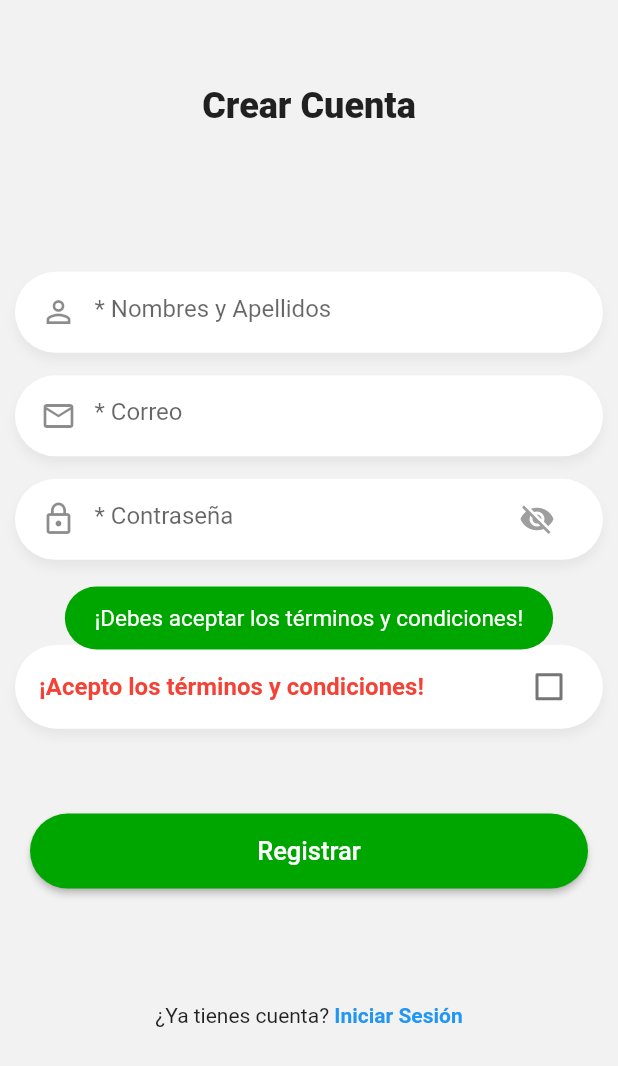
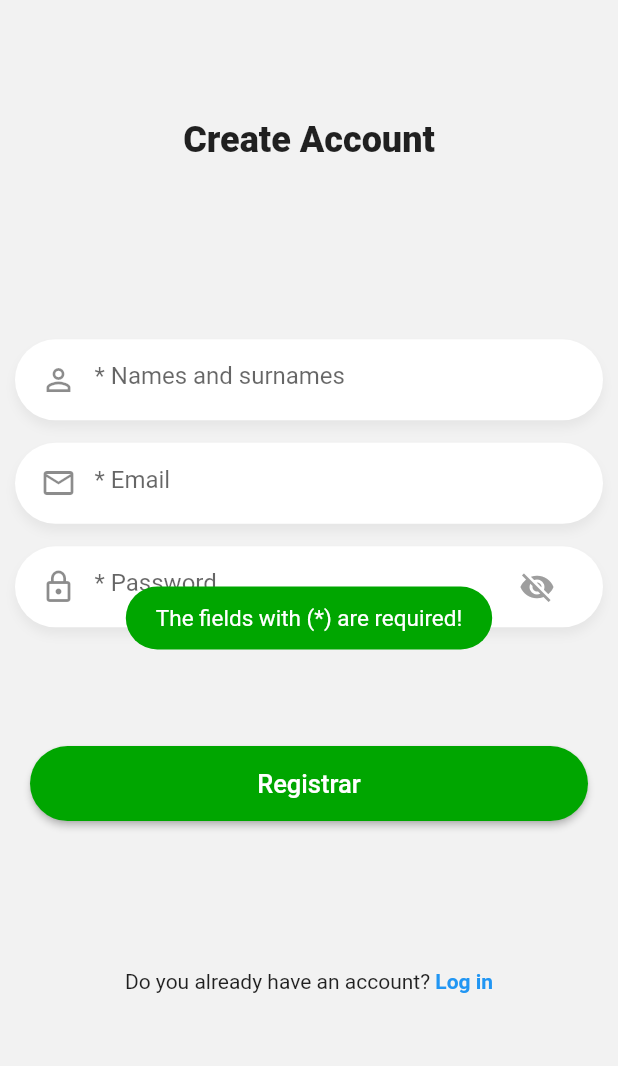
Before and after one commit to jimmyGP10/chatApp, a Flutter app: the Register screen opened directly, after a tap on "Registrar", on a phone screen of 412 x 824 dp. Shown: the top 1066 px of the screen. Run offline on Flutter 3.47's test engine with Material 2 defaults, Android fonts, the phone set to English and light mode, and no system bars; our stand-ins replace firebase_auth, flutter_spinkit, localstorage, rxdart, toast; missing offline and left inert: generic_bloc_provider; accounts and stored records are empty.

```diff
--- a/lib/src/auth/ui/screens/login.dart
+++ b/lib/src/auth/ui/screens/login.dart
@@ -48,7 +48,9 @@ class _LoginState extends State<Login> {
                   child: Column(
                       mainAxisAlignment: MainAxisAlignment.spaceEvenly,
                       children: <Widget>[
-                    Container(height: 200, width: 200, child: Text('ChatApp')),
+                    Text('ChatApp',
+                        style: TextStyle(
+                            fontSize: 26, fontWeight: FontWeight.w900)),
                     AuthForm(
                         from: 'login',
                         ctrlEmail: ctrlEmail,
@@ -75,8 +77,8 @@ class _LoginState extends State<Login> {
         },
         child:
             Row(mainAxisAlignment: MainAxisAlignment.center, children: <Widget>[
-          Text('¿No tienes cuenta?'),
-          Text(' Crear Cuenta',
+          Text('You do not have an account?'),
+          Text(' Create Account',
               style: TextStyle(color: Colors.blue, fontWeight: FontWeight.w700))
         ]));
   }
@@ -90,8 +92,8 @@ class _LoginState extends State<Login> {
               ctrlInput: null,
               typeInput: null,
               txtTitle: null,
-              txtContentInput: "¡El correo o la contraseña son incorrectas!",
-              txtPrimaryButton: '¡Entendido!',
+              txtContentInput: "The email or password is wrong!",
+              txtPrimaryButton: 'Ok!',
               txtSecondaryButton: null,
               primaryButton: hideAlertDialog,
               secondaryButton: null);
--- a/lib/src/auth/ui/screens/register.dart
+++ b/lib/src/auth/ui/screens/register.dart
@@ -15,7 +15,6 @@ class Register extends StatefulWidget {
 
 class _RegisterState extends State<Register> {
   bool loading = false;
-  bool isChecked = false;
   TextEditingController ctrlName = new TextEditingController();
   TextEditingController ctrlEmail = new TextEditingController();
   TextEditingController ctrlPassword = new TextEditingController();
@@ -64,7 +63,7 @@ class _RegisterState extends State<Register> {
               child: Column(
                   mainAxisAlignment: MainAxisAlignment.spaceEvenly,
                   children: <Widget>[
-                    Text('Crear Cuenta',
+                    Text('Create Account',
                         style: TextStyle(
                             fontSize: 24, fontWeight: FontWeight.w900)),
                     AuthForm(
@@ -76,34 +75,10 @@ class _RegisterState extends State<Register> {
                         setName: setName,
                         setPassword: setPassword),
                     Container(
-                        decoration: BoxDecoration(
-                            color: Colors.white,
-                            borderRadius: BorderRadius.circular(30),
-                            boxShadow: <BoxShadow>[
-                              BoxShadow(
-                                  color: Colors.black.withOpacity(0.05),
-                                  offset: Offset(0, 5),
-                                  blurRadius: 5),
-                            ]),
-                        margin: EdgeInsets.only(left: 10, right: 10),
-                        child: CheckboxListTile(
-                            activeColor: Colors.red,
-                            title: Text('¡Acepto los términos y condiciones!',
-                                style: TextStyle(
-                                    color: Colors.red,
-                                    fontWeight: FontWeight.bold)),
-                            value: isChecked,
-                            onChanged: (val) {
-                              setState(() {
-                                isChecked = val;
-                              });
-                            })),
-                    Container(
                         margin:
                             EdgeInsets.only(bottom: 20, left: 20, right: 20),
                         child: RegisterButton(
-                            buildErrorDialog: _buildErrorDialog,
-                            isChecked: isChecked)),
+                            buildErrorDialog: _buildErrorDialog)),
                     _loginOption(context),
                   ]),
             ),
@@ -119,8 +94,8 @@ class _RegisterState extends State<Register> {
         },
         child:
             Row(mainAxisAlignment: MainAxisAlignment.center, children: <Widget>[
-          Text('¿Ya tienes cuenta?'),
-          Text(' Iniciar Sesión',
+          Text('Do you already have an account?'),
+          Text(' Log in',
               style: TextStyle(color: Colors.blue, fontWeight: FontWeight.w700))
         ]));
   }
@@ -133,12 +108,12 @@ class _RegisterState extends State<Register> {
               isInput: false,
               ctrlInput: null,
               typeInput: null,
-              txtTitle: 'Mensaje De Error',
+              txtTitle: 'Error message',
               txtContentInput: (_message ==
                       "PlatformException(ERROR_EMAIL_ALREADY_IN_USE, The email address is already in use by another account., null, null)")
-                  ? "¡La dirección de correo electrónico ya está en uso por otra cuenta!"
+                  ? "The email address is already in use by another account!"
                   : _message,
-              txtPrimaryButton: '¡Entendido!',
+              txtPrimaryButton: 'Ok!',
               txtSecondaryButton: null,
               primaryButton: hideAlertDialog,
               secondaryButton: null);
--- a/lib/src/auth/ui/widgets/auth_form.dart
+++ b/lib/src/auth/ui/widgets/auth_form.dart
@@ -38,7 +38,7 @@ class _AuthFormState extends State<AuthForm> {
               child: Column(children: [
                 (this.widget.from == 'register')
                     ? textField(
-                        "* Nombres y Apellidos",
+                        "* Names and surnames",
                         Icon(Icons.perm_identity),
                         null,
                         false,
@@ -48,11 +48,11 @@ class _AuthFormState extends State<AuthForm> {
                         snapshot.data)
                     : Container(),
                 SizedBox(height: 15),
-                textField("* Correo", Icon(Icons.mail_outline), null, false,
+                textField("* Email", Icon(Icons.mail_outline), null, false,
                     'email', widget.ctrlEmail, widget.setEmail, snapshot.data),
                 SizedBox(height: 15),
                 textField(
-                    '* Contraseña',
+                    '* Password',
                     Icon(Icons.lock_outline),
                     (_isPasswordHidden == true)
                         ? Icon(Icons.visibility_off, color: Colors.grey)
--- a/lib/src/auth/ui/widgets/login_button.dart
+++ b/lib/src/auth/ui/widgets/login_button.dart
@@ -30,7 +30,7 @@ class LoginButton extends StatelessWidget {
                     data['email'] == '' ||
                     data['password'] == null ||
                     data['password'] == '') {
-                  showToast('¡Los campos con (*) son obligatorios!', context,
+                  showToast('The fields with (*) are required!', context,
                       duration: Toast.LENGTH_LONG, gravity: Toast.CENTER);
                 } else {
                   var emailValidation = validateEmail(data['email']);
@@ -47,7 +47,7 @@ class LoginButton extends StatelessWidget {
                   width: double.infinity,
                   height: 50,
                   child: Center(
-                      child: Text('Ingresar',
+                      child: Text('LogIn',
                           style:
                               TextStyle(color: Colors.white, fontSize: 17)))));
         });
@@ -59,21 +59,21 @@ class LoginButton extends StatelessWidget {
       AuthResult result =
           await authBloc.signInWithEmailAndPassword(email, password);
       if (result.user.uid != null) {
-        var response = await http
-            .get(Uri.encodeFull('$url/users/ByUid/${result.user.uid}'));
-        if (response.statusCode == 200) {
-          var jsonResponse = convert.jsonDecode(response.body);
-          print(jsonResponse);
-          storage.setItem('userAuth', jsonResponse);
-          Navigator.pushAndRemoveUntil(
-              context,
-              MaterialPageRoute(builder: (context) => SessionHandler()),
-              (Route<dynamic> route) => false);
-          authBloc.setIsLoading(false);
-        } else {
-          print('Request failed with status: ${response.statusCode}.');
-          authBloc.setIsLoading(false);
-        }
+        // var response = await http
+        //     .get(Uri.encodeFull('$url/users/ByUid/${result.user.uid}'));
+        // if (response.statusCode == 200) {
+        // var jsonResponse = convert.jsonDecode(response.body);
+        // print(jsonResponse);
+        // storage.setItem('userAuth', jsonResponse);
+        Navigator.pushAndRemoveUntil(
+            context,
+            MaterialPageRoute(builder: (context) => SessionHandler()),
+            (Route<dynamic> route) => false);
+        authBloc.setIsLoading(false);
+        // } else {
+        //   print('Request failed with status: ${response.statusCode}.');
+        //   authBloc.setIsLoading(false);
+        // }
       }
     } on AuthException catch (error) {
       authBloc.setIsLoading(false);
@@ -97,7 +97,7 @@ class LoginButton extends StatelessWidget {
         r'^(([^<>()[\]\\.,;:\s@\"]+(\.[^<>()[\]\\.,;:\s@\"]+)*)|(\".+\"))@((\[[0-9]{1,3}\.[0-9]{1,3}\.[0-9]{1,3}\.[0-9]{1,3}\])|(([a-zA-Z\-0-9]+\.)+[a-zA-Z]{2,}))$';
     RegExp regex = new RegExp(pattern);
     if (!regex.hasMatch(value))
-      return 'Introduce un correo valido';
+      return 'Enter a valid email';
     else
       return null;
   }
--- a/lib/src/auth/ui/widgets/password_recovery.dart
+++ b/lib/src/auth/ui/widgets/password_recovery.dart
@@ -15,7 +15,7 @@ class _PasswordRecoveryState extends State<PasswordRecovery> {
   @override
   Widget build(BuildContext context) {
     return GestureDetector(
-        child: Text('¿Olvidaste la contraseña?',
+        child: Text('Forgot your password?',
             textAlign: TextAlign.center,
             style: TextStyle(color: Colors.blue, fontWeight: FontWeight.w700)),
         onTap: () {
@@ -37,9 +37,9 @@ class _PasswordRecoveryState extends State<PasswordRecovery> {
                       typeInput: null,
                       txtTitle: null,
                       txtContentInput:
-                          "No hay ningún correo para realizar el proceso de cambio de contraseña.",
+                          "There is no email to perform the password change process.",
                       txtPrimaryButton: null,
-                      txtSecondaryButton: 'Entendido',
+                      txtSecondaryButton: 'Ok',
                       primaryButton: null,
                       secondaryButton: hideAlertDialog);
                 } else {
@@ -51,9 +51,9 @@ class _PasswordRecoveryState extends State<PasswordRecovery> {
                         typeInput: null,
                         txtTitle: null,
                         txtContentInput:
-                            "No hay ningún correo para realizar el proceso de cambio de contraseña.",
+                            "There is no email to perform the password change process.",
                         txtPrimaryButton: null,
-                        txtSecondaryButton: 'Entendido',
+                        txtSecondaryButton: 'Ok',
                         primaryButton: null,
                         secondaryButton: hideAlertDialog);
                   } else {
@@ -64,9 +64,9 @@ class _PasswordRecoveryState extends State<PasswordRecovery> {
                         typeInput: null,
                         txtTitle: null,
                         txtContentInput:
-                            "Se enviara un correo a $email para realizar el proceso de cambio de contraseña.",
-                        txtPrimaryButton: 'Enviar',
-                        txtSecondaryButton: 'Cancelar',
+                            "An email will be sent to $email to carry out the password change process.",
+                        txtPrimaryButton: 'Send',
+                        txtSecondaryButton: 'Cancel',
                         primaryButton: sendRecoveryPassword,
                         secondaryButton: hideAlertDialog);
                   }
--- a/lib/src/auth/ui/widgets/register_button.dart
+++ b/lib/src/auth/ui/widgets/register_button.dart
@@ -9,9 +9,7 @@ import 'package:http/http.dart' as http;
 
 class RegisterButton extends StatelessWidget {
   final Function buildErrorDialog;
-  final bool isChecked;
-  const RegisterButton(
-      {Key key, @required this.buildErrorDialog, @required this.isChecked})
+  const RegisterButton({Key key, @required this.buildErrorDialog})
       : super(key: key);
 
   @override
@@ -25,42 +23,37 @@ class RegisterButton extends StatelessWidget {
 
   Widget _registerButton(context, data) {
     String url = "https://kiiwik-server.herokuapp.com";
-    final LocalStorage storage = new LocalStorage('KIIWIK-GP-JBS');
+    final LocalStorage storage = new LocalStorage('ChatApp-JF');
     return RaisedButton(
         elevation: 2,
         highlightElevation: 5,
         color: Color.fromRGBO(0, 166, 0, 1),
         shape: StadiumBorder(),
         onPressed: () async {
-          if (isChecked) {
           if (data['name'] == null ||
               data['name'] == '' ||
               data['email'] == null ||
               data['email'] == '' ||
               data['password'] == null ||
               data['password'] == '') {
-              showToast('¡Los campos con (*) son obligatorios!', context,
+            showToast('The fields with (*) are required!', context,
                 duration: Toast.LENGTH_LONG, gravity: Toast.CENTER);
           } else {
             var emailValidation = validateEmail(data['email']);
             if (emailValidation == null) {
               int passwordValidation = data['password'].length;
               if (passwordValidation < 6) {
-                  showToast('¡La contraseña debe tener al menos 6 caracteres!',
-                      context,
+                showToast(
+                    'The password must be at least 6 characters!', context,
                     duration: Toast.LENGTH_LONG, gravity: Toast.CENTER);
               } else {
                 register(data['email'], data['password'], data['name'], url,
-                      storage, context);
+                    context);
               }
             } else {
               showToast('¡$emailValidation!', context,
                   duration: Toast.LENGTH_LONG, gravity: Toast.CENTER);
             }
-            }
-          } else {
-            showToast('¡Debes aceptar los términos y condiciones!', context,
-                duration: Toast.LENGTH_LONG, gravity: Toast.CENTER);
           }
         },
         child: Container(
@@ -91,36 +84,36 @@ class RegisterButton extends StatelessWidget {
         r'^(([^<>()[\]\\.,;:\s@\"]+(\.[^<>()[\]\\.,;:\s@\"]+)*)|(\".+\"))@((\[[0-9]{1,3}\.[0-9]{1,3}\.[0-9]{1,3}\.[0-9]{1,3}\])|(([a-zA-Z\-0-9]+\.)+[a-zA-Z]{2,}))$';
     RegExp regex = new RegExp(pattern);
     if (!regex.hasMatch(value))
-      return 'Introduce un correo valido';
+      return 'Enter a valid email';
     else
       return null;
   }
 
-  register(email, password, names, url, storage, context) async {
+  register(email, password, names, url, context) async {
     authBloc.setIsLoading(true);
     try {
       AuthResult result =
           await authBloc.createUserWithEmailAndPassword(email, password);
       if (result.user.uid != null) {
-        var response = await http.post(Uri.encodeFull('$url/users/register'),
-            body: convert.json.encode({
-              "displayName": names,
-              "email": email,
-              "photoURL": "",
-              "visible": true,
-              "uid": result.user.uid,
-            }),
-            headers: {'content-type': 'application/json'});
-        print('response.body' + response.body);
-        if (response.statusCode == 200) {
-          var jsonResponse = convert.jsonDecode(response.body);
-          storage.setItem('userAuth', jsonResponse);
+        // var response = await http.post(Uri.encodeFull('$url/users/register'),
+        //     body: convert.json.encode({
+        //       "displayName": names,
+        //       "email": email,
+        //       "photoURL": "",
+        //       "visible": true,
+        //       "uid": result.user.uid,
+        //     }),
+        //     headers: {'content-type': 'application/json'});
+        // print('response.body' + response.body);
+        // if (response.statusCode == 200) {
+        //   var jsonResponse = convert.jsonDecode(response.body);
+        //   storage.setItem('userAuth', jsonResponse);
         authBloc.setIsLoading(false);
         navigation(context);
-        } else {
-          print('Request failed with status: ${response.statusCode}.');
-          authBloc.setIsLoading(false);
-        }
+        // } else {
+        //   print('Request failed with status: ${response.statusCode}.');
+        //   authBloc.setIsLoading(false);
+        // }
       }
       authBloc.setIsLoading(false);
     } on AuthException catch (error) {
--- a/pubspec.yaml
+++ b/pubspec.yaml
@@ -36,6 +36,8 @@ dependencies:
   rxdart: ^0.23.1
   toast: ^0.1.5
   firebase_auth: ^0.15.4
+  firebase_core: ^0.4.4
+
 
 
 dev_dependencies:
```
Also changed, not shown: pubspec.lock, 7 other files. Lines whose indentation alone changed are shown as unchanged.
